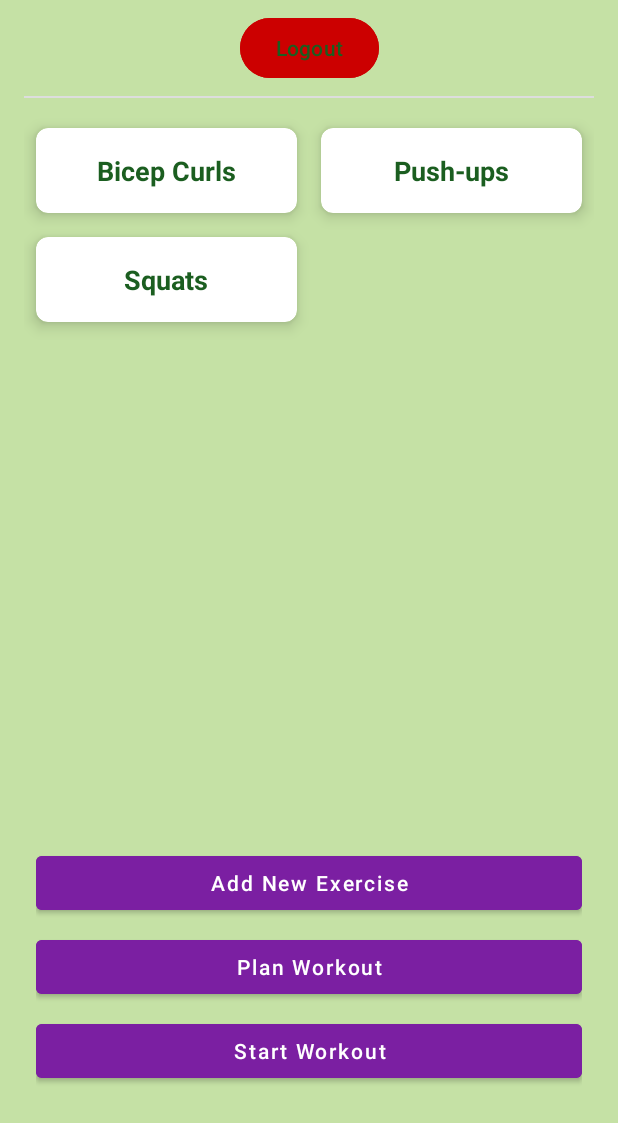
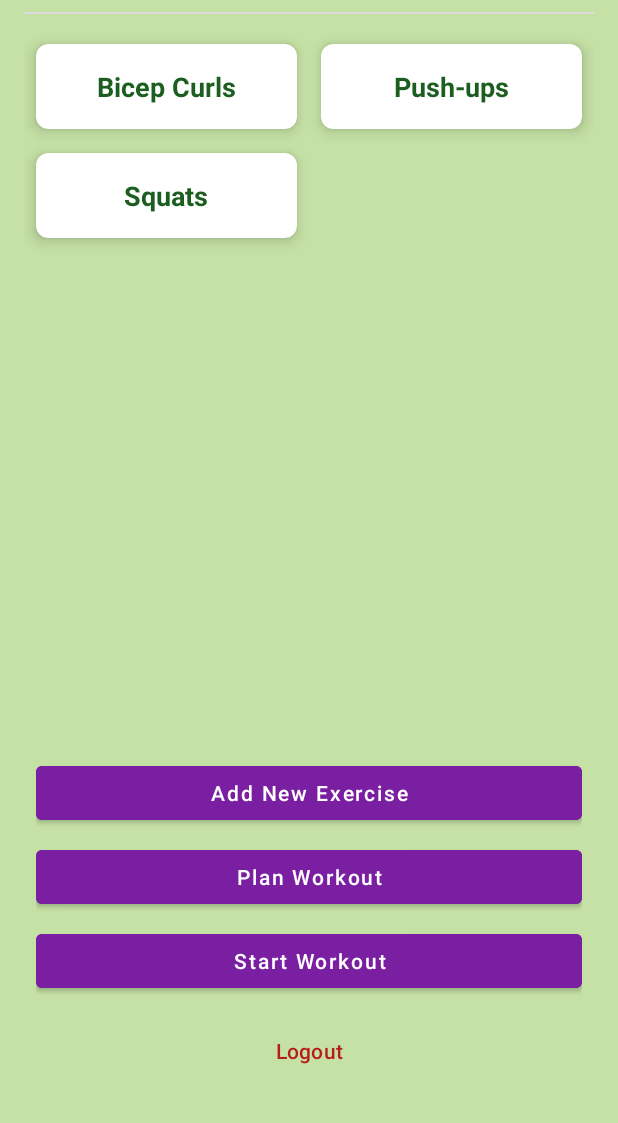
Before and after one commit to PhucGiaNguyen99/TrackMyReps, an Android app: the MainActivity screen opened directly, with no data from a screen before it, on a phone screen of 412 x 824 dp, the part 113-1236 px from its top. Run offline under Robolectric (Android 15) with nearby library versions, the phone set to English and light mode, and no system bars; our stand-ins replace Firebase (no records; nobody signed in at launch, a user with empty details on screens opened directly).

Commit message:
refactor: move the Logout button to the end of the main page

```diff
--- a/app/src/main/res/layout/activity_main.xml
+++ b/app/src/main/res/layout/activity_main.xml
@@ -21,18 +21,7 @@
         app:layout_constraintStart_toStartOf="parent"
         app:layout_constraintEnd_toEndOf="parent" />
 
-    <!-- Logout Button -->
-    <Button
-        android:id="@+id/logoutButton"
-        android:layout_width="wrap_content"
-        android:layout_height="wrap_content"
-        android:text="Logout"
-        android:layout_marginTop="8dp"
-        android:backgroundTint="@android:color/holo_red_dark"
-        android:textColor="#1B5E20"
-        app:layout_constraintTop_toBottomOf="@id/mainTitle"
-        app:layout_constraintStart_toStartOf="parent"
-        app:layout_constraintEnd_toEndOf="parent" />
+
 
     <!-- Divider -->
     <View
@@ -40,7 +29,7 @@
         android:layout_width="0dp"
         android:layout_height="1dp"
         android:background="#DDDDDD"
-        app:layout_constraintTop_toBottomOf="@id/logoutButton"
+        app:layout_constraintTop_toBottomOf="@id/mainTitle"
         app:layout_constraintStart_toStartOf="parent"
         app:layout_constraintEnd_toEndOf="parent"
         android:layout_marginTop="8dp" />
@@ -103,6 +92,19 @@
             android:textColor="@color/white"
             android:textAllCaps="false"
             />
+
+        <Button
+            android:id="@+id/logoutButton"
+            android:layout_width="wrap_content"
+            android:layout_height="wrap_content"
+            android:text="Logout"
+            android:textAllCaps="false"
+            android:layout_marginTop="12dp"
+            android:textColor="#B71C1C"
+            android:backgroundTint="@android:color/transparent"
+            android:padding="4dp"
+            />
+
     </LinearLayout>
 
 </androidx.constraintlayout.widget.ConstraintLayout>
```
